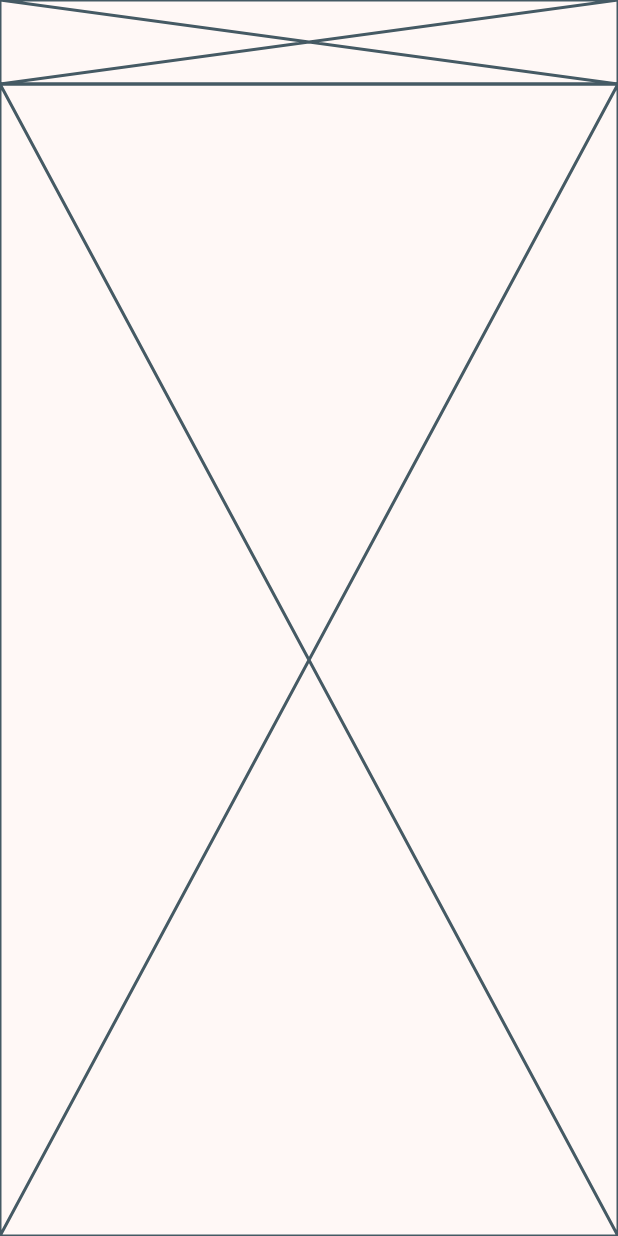
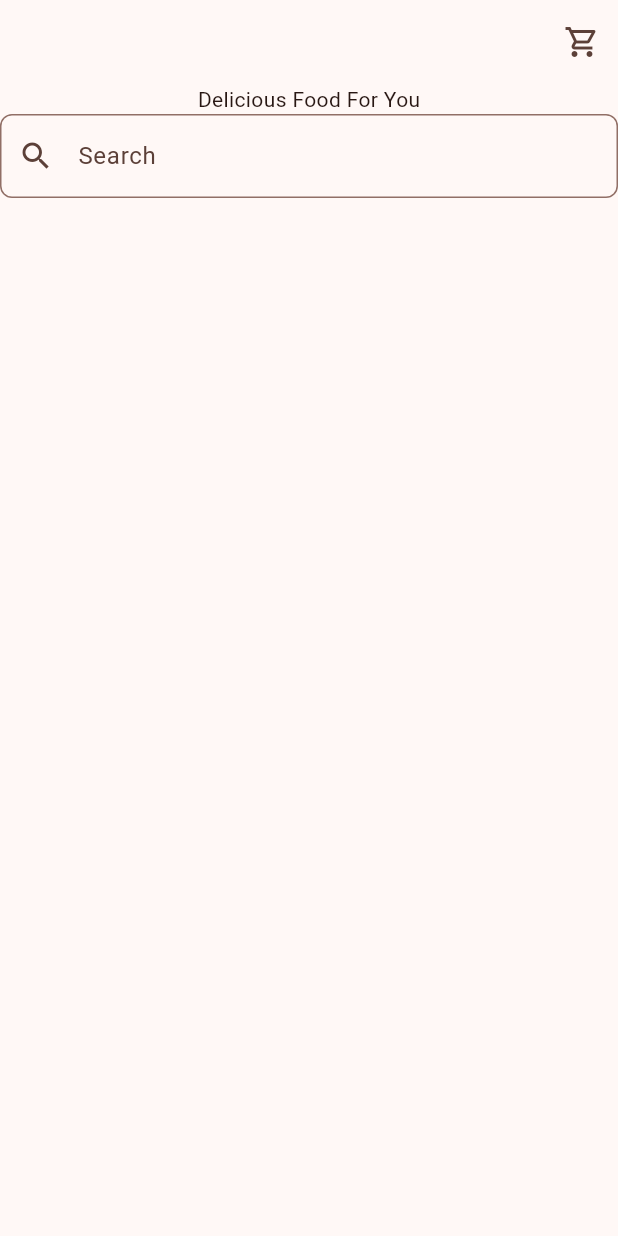
Before and after one commit to HikmetMelikk/take-a-bite, a Flutter app: the HomeView screen opened by its route, on a phone screen of 412 x 824 dp. Run offline on Flutter 3.47's test engine with Material 3 defaults, Android fonts, the phone set to English and light mode, and no system bars; our stand-ins replace easy_localization, firebase_core, go_router, google_fonts; missing offline and left inert: firebase_ui_auth; accounts and stored records are empty; generated files the repository leaves out were written again.

Commit message:
Refactor home view and home app bar widgets

```diff
--- a/lib/feature/home/view/home_view.dart
+++ b/lib/feature/home/view/home_view.dart
@@ -1,4 +1,5 @@
 import 'package:flutter/material.dart';
+
 part 'widget/home_app_bar.dart';
 
 class HomeView extends StatefulWidget {
@@ -11,9 +12,25 @@ class HomeView extends StatefulWidget {
 class _HomeViewState extends State<HomeView> {
   @override
   Widget build(BuildContext context) {
-    return const Scaffold(
-      appBar: _HomeAppBar(),
-      body: Placeholder(),
+    return Scaffold(
+      appBar: const _HomeAppBar(),
+      body: Column(
+        children: [
+          Text(
+            "Delicious Food For You",
+            style: Theme.of(context).textTheme.bodyMedium,
+          ),
+          TextField(
+            decoration: InputDecoration(
+              hintText: "Search",
+              prefixIcon: const Icon(Icons.search),
+              border: OutlineInputBorder(
+                borderRadius: BorderRadius.circular(8),
+              ),
+            ),
+          ),
+        ],
+      ),
     );
   }
 }
--- a/lib/feature/home/view/widget/home_app_bar.dart
+++ b/lib/feature/home/view/widget/home_app_bar.dart
@@ -5,7 +5,14 @@ class _HomeAppBar extends StatelessWidget implements PreferredSizeWidget {
 
   @override
   Widget build(BuildContext context) {
-    return const Placeholder();
+    return AppBar(
+      actions: [
+        IconButton(
+          onPressed: () {},
+          icon: const Icon(Icons.shopping_cart_outlined),
+        )
+      ],
+    );
   }
 
   @override
```
